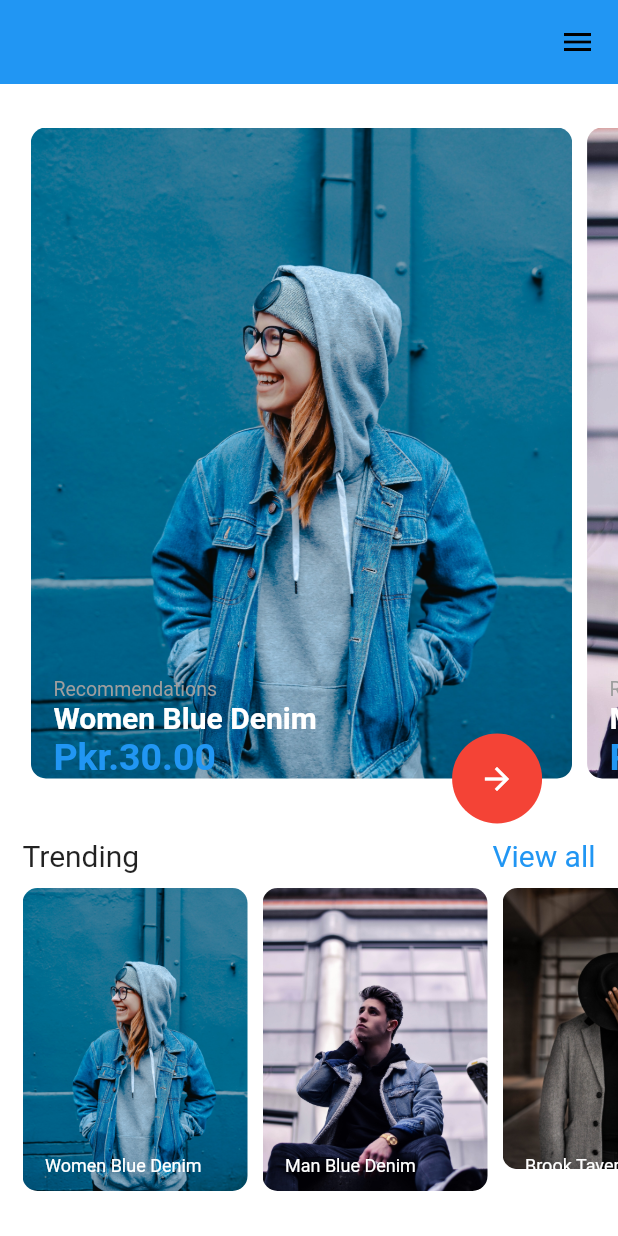
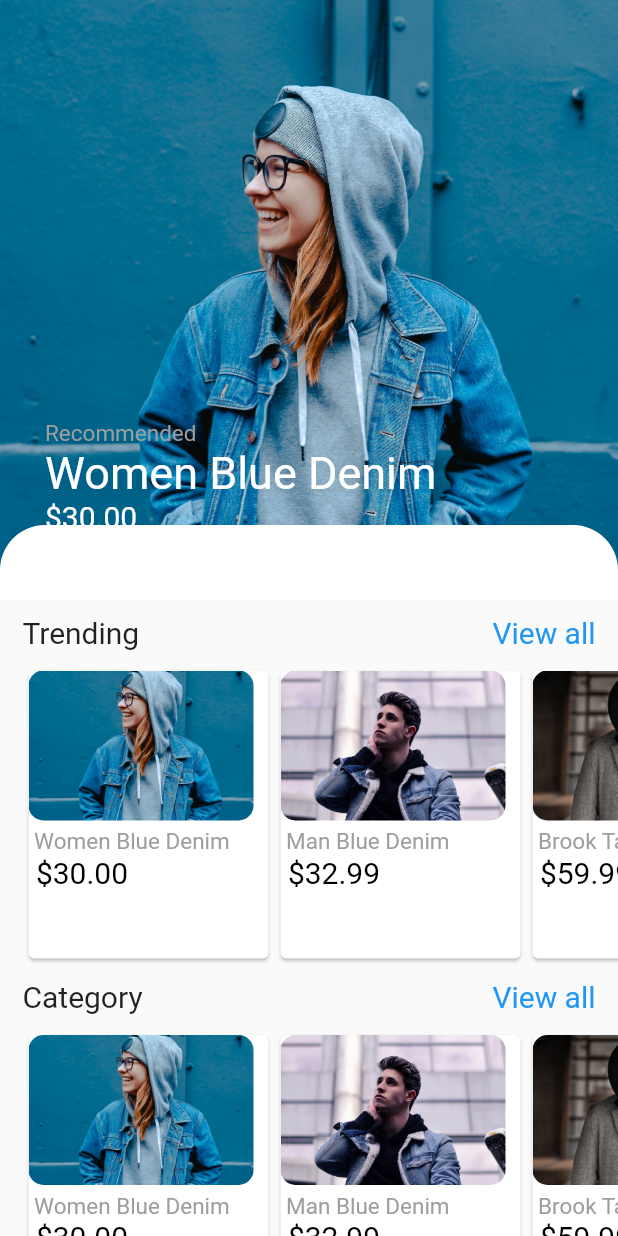
Before and after one commit to Arhamirfan/Augersoft-Intern-Task-6, a Flutter app: the screen it shows after launch, on a phone screen of 412 x 824 dp. Run offline on Flutter 3.47's test engine with Material 2 defaults, Android fonts, the light colour scheme and no system bars.

Commit message:
first two screens inbuild

```diff
--- a/lib/Components/ItemsData.dart
+++ b/lib/Components/ItemsData.dart
@@ -8,8 +8,8 @@ class ItemDataClass {
   ItemDataClass(
       {required this.title,
       required this.imageURL,
+      required this.price,
       required this.description,
-      required this.price,
       required this.wearBy});
 
   static List<ItemDataClass> generate_items_list() {
@@ -17,32 +17,32 @@ class ItemDataClass {
       ItemDataClass(
           title: 'Women Blue Denim',
           imageURL: 'images/pic1.png',
+          price: '30.00',
           description: 'Description for',
-          price: '30.00',
           wearBy: 'female'),
       ItemDataClass(
           title: 'Man Blue Denim',
           imageURL: 'images/pic2.png',
+          price: '32.99',
           description: 'Description for',
-          price: '32.99',
           wearBy: 'male'),
       ItemDataClass(
           title: 'Brook Taverner Overcoat',
           imageURL: 'images/pic3.png',
+          price: '59.99',
           description: 'Description for',
-          price: '59.99',
           wearBy: 'male'),
       ItemDataClass(
           title: 'Mrytle Fur Coat',
           imageURL: 'images/pic4.png',
+          price: '22.00',
           description: 'Description for',
-          price: '22.00',
           wearBy: 'female'),
       ItemDataClass(
           title: 'Kingsman Porter Suit',
           imageURL: 'images/pic5.png',
+          price: '49.99',
           description: 'Description for',
-          price: '49.99',
           wearBy: 'female')
     ];
   }
--- /dev/null
+++ b/lib/Components/Trending_Item_Cards.dart
@@ -0,0 +1,59 @@
+import 'package:flutter/cupertino.dart';
+import 'package:flutter/material.dart';
+import 'package:intern_task_6/Constants.dart';
+import 'package:intern_task_6/Screens/detail_page_fullscreen.dart';
+
+import 'ItemsData.dart';
+
+class mostpopular_trending extends StatelessWidget {
+  List<ItemDataClass> _list = ItemDataClass.generate_items_list();
+  @override
+  Widget build(BuildContext context) {
+    return ListView.builder(
+      padding: EdgeInsets.symmetric(horizontal: 15),
+      scrollDirection: Axis.horizontal,
+      itemBuilder: (context, index) {
+        var bean = _list[index];
+        return GestureDetector(
+          onTap: () {
+            Navigator.of(context).push(MaterialPageRoute(builder: (context) {
+              return DetailPage(bean);
+            }));
+          },
+          child: Card(
+            child: Wrap(
+              children: [
+                Column(
+                  crossAxisAlignment: CrossAxisAlignment.start,
+                  children: [
+                    Padding(
+                      padding: const EdgeInsets.only(bottom: 5, right: 10),
+                      child: ClipRRect(
+                        borderRadius: BorderRadius.circular(10),
+                        child: Image.asset(
+                          bean.imageURL,
+                          width: 150,
+                          height: 100,
+                          fit: BoxFit.cover,
+                        ),
+                      ),
+                    ),
+                    Text(
+                      ' ' + bean.title,
+                      style: medium_grey,
+                    ),
+                    Text(
+                      ' \$' + bean.price,
+                      style: mlarge_black,
+                    ),
+                  ],
+                ),
+              ],
+            ),
+          ),
+        );
+      },
+      itemCount: _list.length,
+    );
+  }
+}
--- /dev/null
+++ b/lib/Constants.dart
@@ -0,0 +1,14 @@
+import 'package:flutter/cupertino.dart';
+import 'package:flutter/material.dart';
+
+final double expanded_height = 400;
+final double rounded_container_height = 50;
+
+const medium_grey = TextStyle(color: Colors.grey, fontSize: 15);
+const medium_black = TextStyle(color: Colors.black, fontSize: 15);
+
+const mlarge_White = TextStyle(color: Colors.white, fontSize: 20);
+const mlarge_black = TextStyle(color: Colors.black, fontSize: 20);
+
+const large_White = TextStyle(color: Colors.white, fontSize: 25);
+const large_black = TextStyle(color: Colors.black, fontSize: 25);
--- a/lib/Screens/Screen1_trending.dart
+++ b/lib/Screens/Screen1_trending.dart
@@ -1,35 +1,72 @@
 import 'package:flutter/cupertino.dart';
 import 'package:flutter/material.dart';
 import 'package:intern_task_6/Components/ItemsData.dart';
-import 'package:intern_task_6/Screens/detail_page_fullscreen.dart';
+import 'package:intern_task_6/Components/Top_rounded.dart';
+import 'package:intern_task_6/Components/Trending_Item_Cards.dart';
+
+import '../Constants.dart';
 
 class TrendingScreen extends StatelessWidget {
   @override
   Widget build(BuildContext context) {
+    return ProductDetail();
+  }
+}
+
+class ProductDetail extends StatefulWidget {
+  @override
+  _ProductDetailState createState() => _ProductDetailState();
+}
+
+class _ProductDetailState extends State<ProductDetail> {
+  List<ItemDataClass> _list = ItemDataClass.generate_items_list();
+  @override
+  Widget build(BuildContext context) {
     return Scaffold(
-      backgroundColor: Colors.white,
-      appBar: AppBar(
-        elevation: 0,
-        actions: [
+      body: Stack(
+        children: <Widget>[
+          CustomScrollView(
+            scrollDirection: Axis.vertical,
+            slivers: <Widget>[
+              _SilverMarginTop(),
+              SliverToBoxAdapter(
+                child: _Body(),
+              )
+            ],
+          ),
+
+          //top appbar icons .. back and shopping cart
           Padding(
-            padding: EdgeInsets.only(right: 15),
-            child: Icon(
-              Icons.menu,
-              color: Colors.black,
+            padding: EdgeInsets.only(
+              top: MediaQuery.of(context).padding.top,
+            ),
+            child: SizedBox(
+              height: kToolbarHeight,
             ),
           )
         ],
       ),
-      body: Column(
+    );
+  }
+
+  Widget _SilverMarginTop() {
+    return SliverPersistentHeader(
+      delegate: PageTop_round(
+        expanded_height,
+        _list.first,
+        rounded_container_height,
+      ),
+    );
+  }
+}
+
+class _Body extends StatelessWidget {
+  const _Body({Key? key}) : super(key: key);
+
+  @override
+  Widget build(BuildContext context) {
+    return Column(
       children: [
-          Text(
-            '',
-            style: TextStyle(fontSize: 25),
-          ),
-          Expanded(
-            flex: 2,
-            child: TravelWidget(),
-          ),
         Padding(
           padding: EdgeInsets.symmetric(horizontal: 15, vertical: 10),
           child: Row(
@@ -46,139 +83,35 @@ class TrendingScreen extends StatelessWidget {
             ],
           ),
         ),
-          Expanded(flex: 1, child: mostpopular_trending())
+        SizedBox(
+          height: 200,
+          child: Container(
+            child: mostpopular_trending(),
+          ),
+        ),
+        Padding(
+          padding: EdgeInsets.symmetric(horizontal: 15, vertical: 10),
+          child: Row(
+            mainAxisAlignment: MainAxisAlignment.spaceBetween,
+            children: [
+              Text(
+                'Category',
+                style: TextStyle(fontSize: 20),
+              ),
+              Text(
+                'View all',
+                style: TextStyle(fontSize: 20, color: Colors.blue),
+              )
             ],
           ),
+        ),
+        SizedBox(
+          height: 200,
+          child: Container(
+            child: mostpopular_trending(),
+          ),
+        ),
+      ],
     );
   }
 }
-
-class mostpopular_trending extends StatelessWidget {
-  List<ItemDataClass> _list = ItemDataClass.generate_items_list();
-  @override
-  Widget build(BuildContext context) {
-    return ListView.builder(
-      padding: EdgeInsets.symmetric(horizontal: 15),
-      scrollDirection: Axis.horizontal,
-      itemBuilder: (context, index) {
-        var bean = _list[index];
-        return GestureDetector(
-          onTap: () {
-            Navigator.of(context).push(MaterialPageRoute(builder: (context) {
-              return DetailPage(bean);
-            }));
-          },
-          child: Stack(
-            children: [
-              Padding(
-                padding: const EdgeInsets.only(bottom: 30, right: 10),
-                child: ClipRRect(
-                  borderRadius: BorderRadius.circular(10),
-                  child: Image.asset(
-                    bean.imageURL,
-                    width: 150,
-                    fit: BoxFit.cover,
-                  ),
-                ),
-              ),
-              Positioned(
-                bottom: 40,
-                left: 15,
-                child: Column(
-                  mainAxisAlignment: MainAxisAlignment.start,
-                  crossAxisAlignment: CrossAxisAlignment.start,
-                  children: [
-                    Text(
-                      bean.title,
-                      style: TextStyle(fontSize: 12, color: Colors.white),
-                    ),
-                    // Text(
-                    //   'Pkr.' + bean.price,
-                    //   style: TextStyle(
-                    //       fontSize: 25,
-                    //       fontWeight: FontWeight.bold,
-                    //       color: Colors.blue),
-                    // ),
-                  ],
-                ),
-              ),
-            ],
-          ),
-        );
-      },
-      itemCount: _list.length,
-    );
-  }
-}
-
-//display of on start with item details , price and arrow button
-class TravelWidget extends StatelessWidget {
-  List<ItemDataClass> _list = ItemDataClass.generate_items_list();
-  @override
-  Widget build(BuildContext context) {
-    return PageView.builder(
-      controller: PageController(viewportFraction: 0.9),
-      itemBuilder: (context, index) {
-        var bean = _list[index];
-        return Stack(
-          children: [
-            Padding(
-              padding: const EdgeInsets.only(bottom: 30, right: 10),
-              child: ClipRRect(
-                borderRadius: BorderRadius.circular(10),
-                child: Image.asset(
-                  bean.imageURL,
-                  width: MediaQuery.of(context).size.width,
-                  fit: BoxFit.cover,
-                ),
-              ),
-            ),
-            Positioned(
-              bottom: 30,
-              left: 15,
-              child: Column(
-                mainAxisAlignment: MainAxisAlignment.start,
-                crossAxisAlignment: CrossAxisAlignment.start,
-                children: [
-                  Text(
-                    'Recommendations',
-                    style: TextStyle(fontSize: 13, color: Colors.grey),
-                  ),
-                  Text(
-                    bean.title,
-                    style: TextStyle(
-                        fontSize: 20,
-                        fontWeight: FontWeight.bold,
-                        color: Colors.white),
-                  ),
-                  Text(
-                    'Pkr.' + bean.price,
-                    style: TextStyle(
-                        fontSize: 25,
-                        fontWeight: FontWeight.bold,
-                        color: Colors.blue),
-                  ),
-                ],
-              ),
-            ),
-            Positioned(
-              bottom: 0,
-              right: 30,
-              child: Container(
-                width: 60,
-                height: 60,
-                decoration: BoxDecoration(
-                    color: Colors.red, borderRadius: BorderRadius.circular(30)),
-                child: Icon(
-                  Icons.arrow_forward,
-                  color: Colors.white,
-                ),
-              ),
-            )
-          ],
-        );
-      },
-      itemCount: _list.length,
-    );
-  }
-}
--- a/lib/Screens/Screen3_productdetail.dart
+++ b/lib/Screens/Screen3_productdetail.dart
@@ -1,8 +1,16 @@
 import 'package:flutter/material.dart';
+import 'package:intern_task_6/Components/ItemsData.dart';
 
-class ProductDetail extends StatelessWidget {
+class ProductDetail extends StatefulWidget {
+  @override
+  _ProductDetailState createState() => _ProductDetailState();
+}
+
+class _ProductDetailState extends State<ProductDetail> {
+  List<ItemDataClass> _list = ItemDataClass.generate_items_list();
+
   @override
   Widget build(BuildContext context) {
-    return Container();
+    return Scaffold();
   }
 }
```
Also changed, not shown: lib/Components/Top_rounded.dart (added, +83 -0 lines), lib/Screens/detail_page_fullscreen.dart (+24 -103 lines), lib/Components/Catagory_Data.dart (added). Lines whose indentation alone changed are shown as unchanged.
